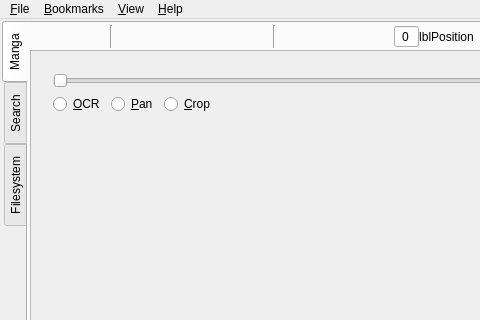
First picture: the form in mainwindow.ui, repository kernel1024/qmanga, before the edit; both pictures show x 0 to 480 and y 0 to 320 of the 797 by 554 pixel window.
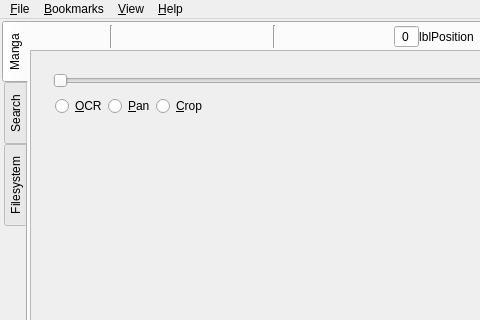
Second picture: the form after the edit. Icons and pictures are not drawn. Custom widgets are drawn as their Qt base class.

```diff
--- a/mainwindow.ui
+++ b/mainwindow.ui
@@ -634,6 +634,24 @@
                <item>
                 <layout class="QHBoxLayout" name="horizontalLayout_4">
                  <item>
+                  <widget class="QFrame" name="mouseModeFrame">
+                   <layout class="QHBoxLayout" name="horizontalLayout_5">
+                    <property name="spacing">
+                     <number>1</number>
+                    </property>
+                    <property name="leftMargin">
+                     <number>2</number>
+                    </property>
+                    <property name="topMargin">
+                     <number>2</number>
+                    </property>
+                    <property name="rightMargin">
+                     <number>2</number>
+                    </property>
+                    <property name="bottomMargin">
+                     <number>2</number>
+                    </property>
+                    <item>
                   <widget class="QRadioButton" name="mouseModeOCR">
                    <property name="text">
                     <string>&amp;OCR</string>
@@ -652,6 +670,9 @@
                    <property name="text">
                     <string>&amp;Crop</string>
                    </property>
+                     </widget>
+                    </item>
+                   </layout>
                   </widget>
                  </item>
                  <item>
```
Lines whose indentation alone changed are shown as unchanged.
